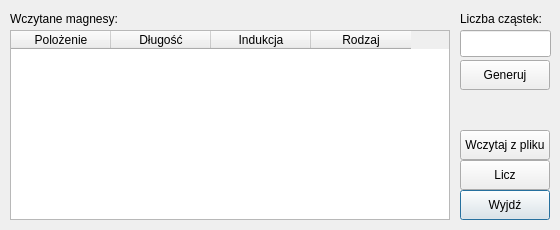
Before: the Qt Designer form wiz/liczenie.ui in illmoded/madx_nasz, drawn with Qt 5.
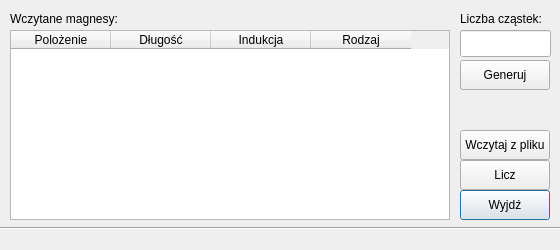
After: the same form once the commit is applied.

```diff
--- a/wiz/liczenie.ui
+++ b/wiz/liczenie.ui
@@ -7,19 +7,19 @@
     <x>0</x>
     <y>0</y>
     <width>560</width>
-    <height>230</height>
+    <height>250</height>
    </rect>
   </property>
   <property name="minimumSize">
    <size>
     <width>560</width>
-    <height>230</height>
+    <height>250</height>
    </size>
   </property>
   <property name="maximumSize">
    <size>
     <width>560</width>
-    <height>230</height>
+    <height>250</height>
    </size>
   </property>
   <property name="windowTitle">
@@ -149,6 +149,32 @@
     <string>Wczytane magnesy:</string>
    </property>
   </widget>
+  <widget class="Line" name="line">
+   <property name="geometry">
+    <rect>
+     <x>0</x>
+     <y>220</y>
+     <width>561</width>
+     <height>16</height>
+    </rect>
+   </property>
+   <property name="orientation">
+    <enum>Qt::Horizontal</enum>
+   </property>
+  </widget>
+  <widget class="QLabel" name="statusbar">
+   <property name="geometry">
+    <rect>
+     <x>10</x>
+     <y>230</y>
+     <width>541</width>
+     <height>17</height>
+    </rect>
+   </property>
+   <property name="text">
+    <string/>
+   </property>
+  </widget>
  </widget>
  <resources/>
  <connections/>
```
